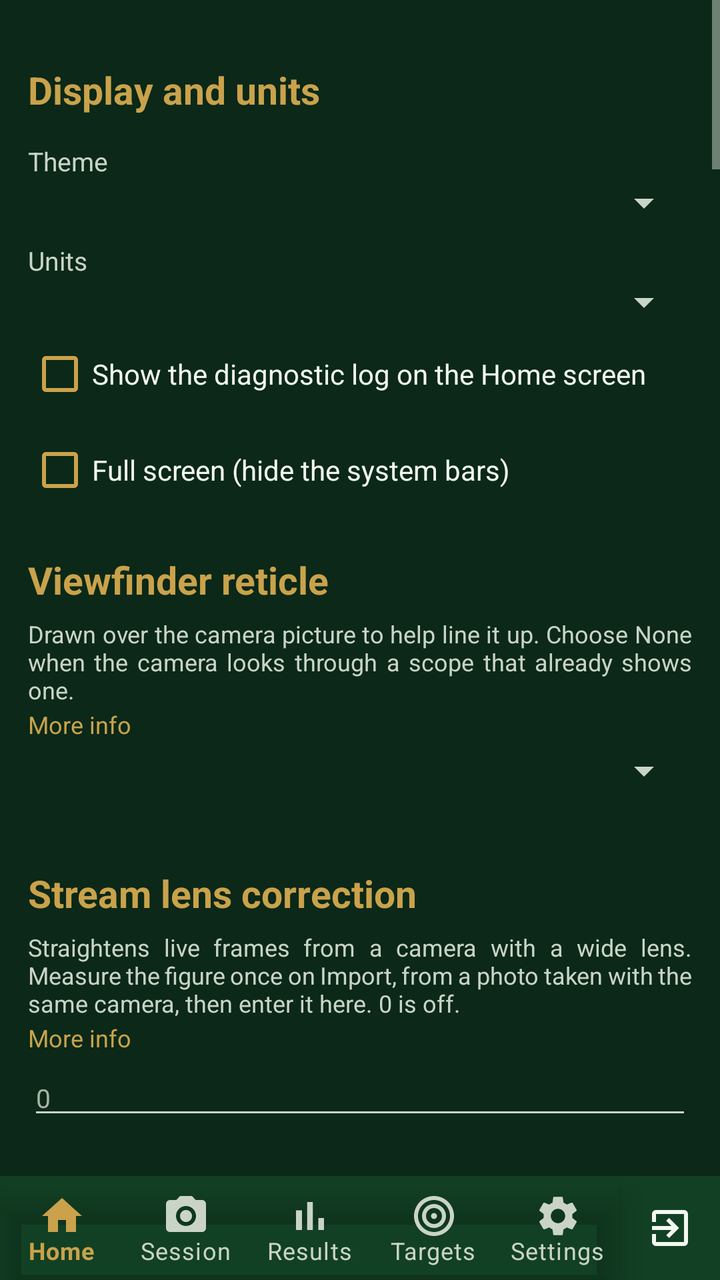
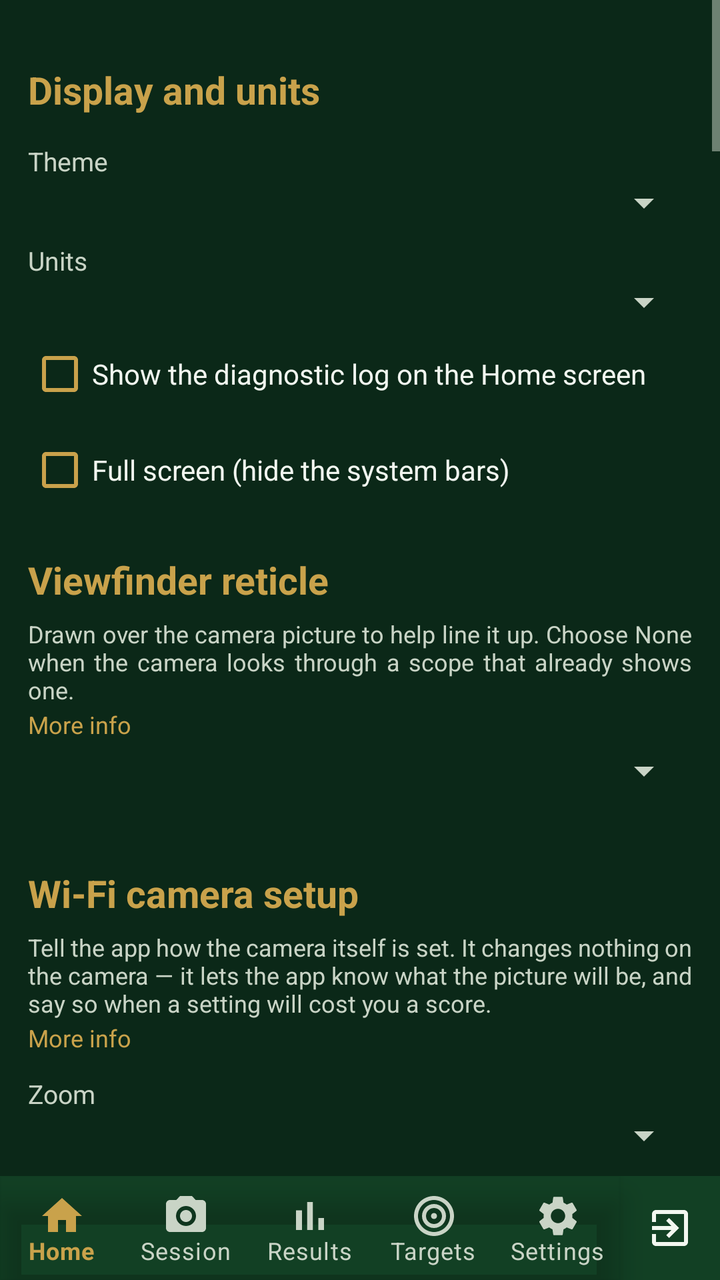

The first picture is an Android layout as it rendered before a commit; the second is the same layout after the commit. The layout source and the unified diff follow.
<!-- AndroidManifest.xml: application theme Theme.STS -->
<!-- res/layout/activity_profile.xml -->
<?xml version="1.0" encoding="utf-8"?>
<LinearLayout xmlns:android="http://schemas.android.com/apk/res/android"
    android:layout_width="match_parent"
    android:layout_height="match_parent"
    android:orientation="vertical">

    <ScrollView
        android:layout_width="match_parent"
        android:layout_height="0dp"
        android:layout_weight="1">

        <LinearLayout
            android:layout_width="match_parent"
            android:layout_height="wrap_content"
            android:orientation="vertical"
            android:padding="14dp">

            
            <TextView style="@style/Sts.SectionHeading" android:text="Display and units" />

            <TextView style="@style/Sts.FieldLabel" android:text="Theme" />
            <Spinner android:id="@+id/spTheme"
                android:layout_width="match_parent" android:layout_height="wrap_content" />

            <TextView style="@style/Sts.FieldLabel" android:text="Units" />
            <Spinner android:id="@+id/spUnits"
                android:layout_width="match_parent" android:layout_height="wrap_content" />

            <CheckBox style="@style/Sts.CheckBox" android:id="@+id/cbShowLog"
                android:layout_width="match_parent" android:layout_height="wrap_content"
                android:text="Show the diagnostic log on the Home screen" />

            <CheckBox style="@style/Sts.CheckBox" android:id="@+id/cbFullScreen"
                android:layout_width="match_parent" android:layout_height="wrap_content"
                android:text="Full screen (hide the system bars)" />

            
            <TextView style="@style/Sts.SectionHeading" android:text="Viewfinder reticle" />

            <TextView
                android:layout_width="match_parent" android:layout_height="wrap_content"
                android:textSize="12sp"
                android:textColor="?android:attr/textColorSecondary"
                android:justificationMode="inter_word"
                android:text="Drawn over the camera picture to help line it up. Choose None when the camera looks through a scope that already shows one." />

            <TextView android:id="@+id/infoReticle"
                android:layout_width="wrap_content" android:layout_height="wrap_content"
                android:textSize="12sp" android:paddingTop="1dp" android:paddingBottom="3dp"
                android:textColor="?attr/colorAccent"
                android:text="More info" />

            <Spinner android:id="@+id/spReticle"
                android:layout_width="match_parent" android:layout_height="wrap_content" />

            <TextView android:id="@+id/tvReticle"
                style="@style/Sts.Value" android:textSize="12sp" android:layout_marginTop="2dp" />

            <TextView style="@style/Sts.SectionHeading" android:text="Stream lens correction" />

            <TextView
                android:layout_width="match_parent" android:layout_height="wrap_content"
                android:textSize="12sp"
                android:textColor="?android:attr/textColorSecondary"
                android:justificationMode="inter_word"
                android:text="Straightens live frames from a camera with a wide lens. Measure the figure once on Import, from a photo taken with the same camera, then enter it here. 0 is off." />

            <TextView android:id="@+id/infoStreamLens"
                android:layout_width="wrap_content" android:layout_height="wrap_content"
                android:textSize="12sp" android:paddingTop="1dp" android:paddingBottom="3dp"
                android:textColor="?attr/colorAccent"
                android:text="More info" />

            <EditText android:id="@+id/etStreamLensK"
                android:layout_width="match_parent" android:layout_height="wrap_content"
                android:textSize="13sp"
                android:inputType="numberDecimal|numberSigned"
                android:hint="0"
                android:autofillHints="" />

            <TextView style="@style/Sts.SectionHeading" android:text="Detection algorithms" />

            <TextView style="@style/Sts.FieldLabel" android:text="Where the scale comes from" />
            <Spinner android:id="@+id/spScaleMode"
                android:layout_width="match_parent" android:layout_height="wrap_content" />

            <TextView
                android:layout_width="match_parent" android:layout_height="wrap_content"
                android:textSize="12sp"
                android:textColor="?android:attr/textColorSecondary"
                android:justificationMode="inter_word"
                android:text="How the app works out millimetres per pixel. Cross-check is safest — it usually catches a wrong target face." />

            <TextView android:id="@+id/infoScale"
                android:layout_width="wrap_content" android:layout_height="wrap_content"
                android:textSize="12sp" android:paddingTop="1dp" android:paddingBottom="3dp"
                android:textColor="?attr/colorAccent"
                android:text="More info" />

            <CheckBox style="@style/Sts.CheckBox" android:id="@+id/cbWedge"
                android:layout_width="match_parent" android:layout_height="wrap_content"
                android:text="Measure ring spacing only along the tilt axis" />

            <TextView
                android:layout_width="match_parent" android:layout_height="wrap_content"
                android:textSize="12sp"
                android:textColor="?android:attr/textColorSecondary"
                android:justificationMode="inter_word"
                android:text="Experimental. May help on cards photographed at an angle, and may make them worse. Leave off unless you are testing it." />

            <TextView android:id="@+id/infoWedge"
                android:layout_width="wrap_content" android:layout_height="wrap_content"
                android:textSize="12sp" android:paddingTop="1dp" android:paddingBottom="3dp"
                android:textColor="?attr/colorAccent"
                android:text="More info" />

            <CheckBox style="@style/Sts.CheckBox" android:id="@+id/cbSourceDetect"
                android:layout_width="match_parent" android:layout_height="wrap_content"
                android:text="Find shots in the photograph itself" />

            <TextView
                android:layout_width="match_parent" android:layout_height="wrap_content"
                android:textSize="12sp"
                android:textColor="?android:attr/textColorSecondary"
                android:justificationMode="inter_word"
                android:text="Leave on. Finds shots in the photograph itself, including inside the black — with it off, centre hits are often missed." />

            <TextView android:id="@+id/infoSource"
                android:layout_width="wrap_content" android:layout_height="wrap_content"
                android:textSize="12sp" android:paddingTop="1dp" android:paddingBottom="3dp"
                android:textColor="?attr/colorAccent"
                android:text="More info" />

            <CheckBox style="@style/Sts.CheckBox" android:id="@+id/cbPuncture"
                android:layout_width="match_parent" android:layout_height="wrap_content"
                android:text="Require a shot to have the profile of a puncture" />

            <TextView
                android:layout_width="match_parent" android:layout_height="wrap_content"
                android:textSize="12sp"
                android:textColor="?android:attr/textColorSecondary"
                android:justificationMode="inter_word"
                android:text="Fewer false hits: rejects printed marks that happen to look like shots." />

            <TextView android:id="@+id/infoPuncture"
                android:layout_width="wrap_content" android:layout_height="wrap_content"
                android:textSize="12sp" android:paddingTop="1dp" android:paddingBottom="3dp"
                android:textColor="?attr/colorAccent"
                android:text="More info" />

            <CheckBox style="@style/Sts.CheckBox" android:id="@+id/cbOutside"
                android:layout_width="match_parent" android:layout_height="wrap_content"
                android:text="Also find shots that missed the rings" />

            <TextView
                android:layout_width="match_parent" android:layout_height="wrap_content"
                android:textSize="12sp"
                android:textColor="?android:attr/textColorSecondary"
                android:justificationMode="inter_word"
                android:text="Shows shots that missed the rings. They score nothing, and printing near the edge of the card may be marked too." />

            <TextView android:id="@+id/infoOutside"
                android:layout_width="wrap_content" android:layout_height="wrap_content"
                android:textSize="12sp" android:paddingTop="1dp" android:paddingBottom="3dp"
                android:textColor="?attr/colorAccent"
                android:text="More info" />

            <CheckBox style="@style/Sts.CheckBox" android:id="@+id/cbFamily"
                android:layout_width="match_parent" android:layout_height="wrap_content"
                android:text="Scale from circles fitted to each printed ring" />

            <TextView
                android:layout_width="match_parent" android:layout_height="wrap_content"
                android:textSize="12sp"
                android:textColor="?android:attr/textColorSecondary"
                android:justificationMode="inter_word"
                android:text="No visible difference on a flat card. May help on cards photographed at an angle." />

            <TextView android:id="@+id/infoFamily"
                android:layout_width="wrap_content" android:layout_height="wrap_content"
                android:textSize="12sp" android:paddingTop="1dp" android:paddingBottom="3dp"
                android:textColor="?attr/colorAccent"
                android:text="More info" />

            
            <TextView style="@style/Sts.SectionHeading" android:text="AI assistance" />

            <TextView
                android:layout_width="match_parent" android:layout_height="wrap_content"
                android:textSize="12sp"
                android:textColor="?android:attr/textColorSecondary"
                android:justificationMode="inter_word"
                android:text="Ask an AI service to check a card. Needs a connection and costs a fraction of a penny each time." />

            <TextView android:id="@+id/infoCloud"
                android:layout_width="wrap_content" android:layout_height="wrap_content"
                android:textSize="12sp" android:paddingTop="1dp" android:paddingBottom="3dp"
                android:textColor="?attr/colorAccent"
                android:text="More info" />

            <TextView
                android:layout_width="match_parent" android:layout_height="wrap_content"
                android:textSize="12sp" android:layout_marginTop="4dp"
                android:textColor="?android:attr/textColorPrimary"
                android:text="On import, score with:" />

            <Spinner android:id="@+id/spEngine"
                android:layout_width="match_parent" android:layout_height="wrap_content" />

            <TextView
                android:layout_width="match_parent" android:layout_height="wrap_content"
                android:textSize="12sp"
                android:textColor="?android:attr/textColorSecondary"
                android:justificationMode="inter_word"
                android:text="Embedded uses the app's own detection. Naming a service hands it the whole card — needs a connection, and positions are less precise." />

            <TextView android:id="@+id/infoEngine"
                android:layout_width="wrap_content" android:layout_height="wrap_content"
                android:textSize="12sp" android:paddingTop="1dp" android:paddingBottom="3dp"
                android:textColor="?attr/colorAccent"
                android:text="More info" />

            <CheckBox style="@style/Sts.CheckBox" android:id="@+id/cbCloud"
                android:layout_width="match_parent" android:layout_height="wrap_content"
                android:text="Enable the second opinion button" />

            <TextView
                android:layout_width="match_parent" android:layout_height="wrap_content"
                android:textSize="12sp" android:layout_marginTop="4dp"
                android:textColor="?android:attr/textColorPrimary"
                android:text="Second opinion asks:" />

            <Spinner android:id="@+id/spOpinion"
                android:layout_width="match_parent" android:layout_height="wrap_content" />

            <CheckBox style="@style/Sts.CheckBox" android:id="@+id/cbCloudOverride"
                android:layout_width="match_parent" android:layout_height="wrap_content"
                android:text="Let the AI answer override the app" />

            <TextView
                android:layout_width="match_parent" android:layout_height="wrap_content"
                android:textSize="12sp"
                android:textColor="?android:attr/textColorSecondary"
                android:justificationMode="inter_word"
                android:text="Applies the AI answer without asking. Useful when the app marks things that are not shots; positions are less precise than the app's." />

            <TextView android:id="@+id/infoOverride"
                android:layout_width="wrap_content" android:layout_height="wrap_content"
                android:textSize="12sp" android:paddingTop="1dp" android:paddingBottom="3dp"
                android:textColor="?attr/colorAccent"
                android:text="More info" />

            <TextView style="@style/Sts.SectionHeading" android:text="Service keys and models" />

            <TextView
                android:layout_width="match_parent" android:layout_height="wrap_content"
                android:textSize="12sp"
                android:textColor="?android:attr/textColorPrimary"
                android:text="Service to set up:" />

            <Spinner android:id="@+id/spProvider"
                android:layout_width="match_parent" android:layout_height="wrap_content" />

            <TextView android:id="@+id/tvModelLabel"
                android:layout_width="match_parent" android:layout_height="wrap_content"
                android:textSize="12sp" android:layout_marginTop="4dp"
                android:textColor="?android:attr/textColorPrimary"
                android:text="Model:" />

            <Spinner android:id="@+id/spCloudModel"
                android:layout_width="match_parent" android:layout_height="wrap_content" />

            <TextView android:id="@+id/tvCloudKeys"
                style="@style/Sts.Value" android:layout_marginTop="2dp" android:textSize="12sp" />

            <TextView android:id="@+id/tvCloudKey"
                style="@style/Sts.Value" android:layout_marginTop="2dp" android:textSize="12sp" />

            <LinearLayout
                android:layout_width="match_parent" android:layout_height="wrap_content"
                android:orientation="horizontal" android:layout_marginTop="4dp">
                <Button android:id="@+id/btnCloudKey"
                    android:layout_width="0dp" android:layout_weight="1"
                    android:layout_height="wrap_content" android:text="Set API key…"
                    style="@style/Sts.ActionButton.Dense" />
                <Button android:id="@+id/btnCloudClear"
                    android:layout_width="0dp" android:layout_weight="1"
                    android:layout_height="wrap_content" android:text="Forget key"
                    style="@style/Sts.ActionButton.Dense" />
            </LinearLayout>


            <TextView
                android:layout_width="match_parent" android:layout_height="wrap_content"
                android:textSize="12sp"
                android:textColor="?android:attr/textColorSecondary"
                android:justificationMode="inter_word"
                android:text="Each service needs its own key, from its own console. Not the password you sign in to the chat service with. Kept encrypted on this device." />

            <TextView android:id="@+id/infoKey"
                android:layout_width="wrap_content" android:layout_height="wrap_content"
                android:textSize="12sp" android:paddingTop="1dp" android:paddingBottom="3dp"
                android:textColor="?attr/colorAccent"
                android:text="More info" />

            
            <TextView style="@style/Sts.SectionHeading" android:text="Profile sets" />

            <Spinner android:id="@+id/spSets"
                android:layout_width="match_parent" android:layout_height="wrap_content" />

            <LinearLayout
                android:layout_width="match_parent" android:layout_height="wrap_content"
                android:orientation="horizontal" android:layout_marginTop="6dp">
                <Button android:id="@+id/btnApplySet"
                    style="@style/Sts.GridButton"
                    android:text="Apply" />
                <Button android:id="@+id/btnSaveSet"
                    style="@style/Sts.GridButton"
                    android:text="Save as…" />
                <Button android:id="@+id/btnDeleteSet"
                    style="@style/Sts.GridButton"
                    android:text="Delete" />
            </LinearLayout>

            
            <TextView style="@style/Sts.SectionHeading" android:text="Firearm" />
            <Button android:id="@+id/btnRifleCatalog"
                android:layout_width="match_parent" android:layout_height="wrap_content"
                style="@style/Sts.ActionButton"
                android:text="Pick from the catalogue…" />

            <TextView style="@style/Sts.FieldLabel" android:text="Name" />
            <EditText android:id="@+id/etRifleName" android:layout_width="match_parent"
                android:layout_height="wrap_content" android:inputType="text" android:autofillHints="" />

            <TextView style="@style/Sts.FieldLabel" android:text="Type" />
            <Spinner android:id="@+id/spFirearmType"
                android:layout_width="match_parent" android:layout_height="wrap_content" />

            <TextView style="@style/Sts.FieldLabel" android:text="Chambering" />
            <EditText android:id="@+id/etCaliber" android:layout_width="match_parent"
                android:layout_height="wrap_content" android:inputType="text" android:autofillHints="" />

            <TextView style="@style/Sts.FieldLabel" android:text="Barrel length (in)" />
            <EditText android:id="@+id/etBarrel" android:layout_width="match_parent"
                android:layout_height="wrap_content" android:inputType="numberDecimal" android:autofillHints="" />

            <TextView style="@style/Sts.FieldLabel" android:text="Twist rate (1 turn in … in)" />
            <EditText android:id="@+id/etTwist" android:layout_width="match_parent"
                android:layout_height="wrap_content" android:inputType="numberDecimal" android:autofillHints="" />

            <TextView style="@style/Sts.FieldLabel" android:text="Sight height above bore (in)" />
            <EditText android:id="@+id/etSightHeight" android:layout_width="match_parent"
                android:layout_height="wrap_content" android:inputType="numberDecimal" android:autofillHints="" />

            <TextView style="@style/Sts.FieldLabel" android:text="Zero distance (m)" />
            <EditText android:id="@+id/etZero" android:layout_width="match_parent"
                android:layout_height="wrap_content" android:inputType="numberDecimal" android:autofillHints="" />

            
            <TextView style="@style/Sts.SectionHeading" android:text="Load" />
            <Button android:id="@+id/btnAmmoCatalog"
                android:layout_width="match_parent" android:layout_height="wrap_content"
                style="@style/Sts.ActionButton"
                android:text="Pick from the catalogue…" />

            <TextView style="@style/Sts.FieldLabel" android:text="Name" />
            <EditText android:id="@+id/etBulletName" android:layout_width="match_parent"
                android:layout_height="wrap_content" android:inputType="text" android:autofillHints="" />

            <TextView style="@style/Sts.FieldLabel" android:text="Projectile diameter (in)" />
            <EditText android:id="@+id/etDiameter" android:layout_width="match_parent"
                android:layout_height="wrap_content" android:inputType="numberDecimal" android:autofillHints="" />

            <TextView style="@style/Sts.FieldLabel" android:text="Weight (gr)" />
            <EditText android:id="@+id/etWeight" android:layout_width="match_parent"
                android:layout_height="wrap_content" android:inputType="numberDecimal" android:autofillHints="" />

            <TextView style="@style/Sts.FieldLabel" android:text="Muzzle velocity (fps)" />
            <EditText android:id="@+id/etMv" android:layout_width="match_parent"
                android:layout_height="wrap_content" android:inputType="numberDecimal" android:autofillHints="" />

            <TextView style="@style/Sts.FieldLabel" android:text="Ballistic coefficient (G1)" />
            <EditText android:id="@+id/etBc" android:layout_width="match_parent"
                android:layout_height="wrap_content" android:inputType="numberDecimal" android:autofillHints="" />

            <TextView android:id="@+id/tvPowerFactor" style="@style/Sts.Value"
                android:layout_marginTop="6dp" android:textSize="12sp" />

            
            <TextView style="@style/Sts.SectionHeading" android:text="Sight" />
            <Button android:id="@+id/btnScopeCatalog"
                android:layout_width="match_parent" android:layout_height="wrap_content"
                style="@style/Sts.ActionButton"
                android:text="Pick from the catalogue…" />

            <TextView style="@style/Sts.FieldLabel" android:text="Name" />
            <EditText android:id="@+id/etScopeName" android:layout_width="match_parent"
                android:layout_height="wrap_content" android:inputType="text" android:autofillHints="" />

            <TextView style="@style/Sts.FieldLabel" android:text="Sight type" />
            <Spinner android:id="@+id/spSightType"
                android:layout_width="match_parent" android:layout_height="wrap_content" />

            <TextView style="@style/Sts.FieldLabel" android:text="Click unit" />
            <Spinner android:id="@+id/spClickUnit"
                android:layout_width="match_parent" android:layout_height="wrap_content" />

            <TextView android:id="@+id/lblClickMm" style="@style/Sts.FieldLabel"
                android:text="Click movement (mm) at the reference distance" />
            <EditText android:id="@+id/etClickMm" android:layout_width="match_parent"
                android:layout_height="wrap_content" android:inputType="numberDecimal" android:autofillHints="" />

            <TextView android:id="@+id/lblClickRef" style="@style/Sts.FieldLabel"
                android:text="Reference distance (m)" />
            <EditText android:id="@+id/etClickRef" android:layout_width="match_parent"
                android:layout_height="wrap_content" android:inputType="numberDecimal" android:autofillHints="" />

            <TextView style="@style/Sts.FieldLabel" android:text="Sight radius (mm, iron sights only; 0 = unknown)" />
            <EditText android:id="@+id/etSightRadius" android:layout_width="match_parent"
                android:layout_height="wrap_content" android:inputType="numberDecimal" android:autofillHints="" />

            <TextView style="@style/Sts.FieldLabel" android:text="Elevation travel (MOA)" />
            <EditText android:id="@+id/etElevTravel" android:layout_width="match_parent"
                android:layout_height="wrap_content" android:inputType="numberDecimal" android:autofillHints="" />

            <TextView style="@style/Sts.FieldLabel" android:text="Windage travel (MOA)" />
            <EditText android:id="@+id/etWindTravel" android:layout_width="match_parent"
                android:layout_height="wrap_content" android:inputType="numberDecimal" android:autofillHints="" />

            <CheckBox style="@style/Sts.CheckBox" android:id="@+id/cbInvertElev"
                android:layout_width="match_parent" android:layout_height="wrap_content"
                android:text="Elevation drum is marked the opposite way round" />
            <CheckBox style="@style/Sts.CheckBox" android:id="@+id/cbInvertWind"
                android:layout_width="match_parent" android:layout_height="wrap_content"
                android:text="Windage drum is marked the opposite way round" />

            <TextView android:id="@+id/tvClickSummary" style="@style/Sts.Value"
                android:layout_marginTop="8dp" android:textSize="12sp" />

            <Button android:id="@+id/btnSave"
                android:layout_width="match_parent" android:layout_height="wrap_content"
                android:layout_marginTop="16dp"
                android:text="Save the active profiles"
                style="@style/Sts.ActionButton" />

            
            <TextView style="@style/Sts.SectionHeading" android:text="Elsewhere" />
            <Button android:id="@+id/btnRules"
                android:layout_width="match_parent" android:layout_height="wrap_content"
                style="@style/Sts.ActionButton"
                android:text="Competition rules…" />
            <Button android:id="@+id/btnLog"
                android:layout_width="match_parent" android:layout_height="wrap_content"
                style="@style/Sts.ActionButton"
                android:text="Diagnostic log…" />
            <Button android:id="@+id/btnBackup"
                android:layout_width="match_parent" android:layout_height="wrap_content"
                style="@style/Sts.ActionButton"
                android:text="Export a backup of everything" />
            <Button android:id="@+id/btnRestore"
                android:layout_width="match_parent" android:layout_height="wrap_content"
                style="@style/Sts.ActionButton"
                android:text="Restore from a backup" />
            <Button android:id="@+id/btnReset"
                android:layout_width="match_parent" android:layout_height="wrap_content"
                style="@style/Sts.ActionButton"
                android:text="Reset the active profiles to defaults" />

        </LinearLayout>
    </ScrollView>

    <include layout="@layout/include_bottom_nav" />

</LinearLayout>
<!-- res/layout/include_bottom_nav.xml (included above) -->
<?xml version="1.0" encoding="utf-8"?>
<LinearLayout xmlns:android="http://schemas.android.com/apk/res/android"
    xmlns:app="http://schemas.android.com/apk/res-auto"
    android:layout_width="match_parent"
    android:layout_height="52dp"
    android:orientation="horizontal"
    android:background="?attr/colorSurface">

    <com.google.android.material.bottomnavigation.BottomNavigationView
        android:id="@+id/bottomNav"
        android:layout_width="0dp"
        android:layout_weight="1"
        android:layout_height="match_parent"
        android:background="@android:color/transparent"
        app:itemIconTint="@color/bottom_nav_item"
        app:itemTextColor="@color/bottom_nav_item"
        app:labelVisibilityMode="labeled"
        app:menu="@menu/bottom_nav_menu" />

    <LinearLayout
        android:id="@+id/btnExit"
        android:layout_width="50dp"
        android:layout_height="match_parent"
        android:orientation="vertical"
        android:gravity="center"
        android:background="?attr/selectableItemBackgroundBorderless"
        android:contentDescription="@string/nav_exit">

        
        <ImageView
            android:layout_width="24dp"
            android:layout_height="24dp"
            android:src="@drawable/ic_nav_exit"
            app:tint="?android:attr/textColorPrimary"
            android:importantForAccessibility="no" />
    </LinearLayout>
</LinearLayout>
<!-- resources referenced by this layout -->
<resources>
  <!-- drawable ic_nav_exit (drawable) -->
  <vector xmlns:android="http://schemas.android.com/apk/res/android"
      android:width="24dp" android:height="24dp"
      android:viewportWidth="24" android:viewportHeight="24">
      <path android:fillColor="@android:color/white" android:pathData="M10.09,15.59L11.5,17l5,-5 -5,-5 -1.41,1.41L12.67,11H3v2h9.67l-2.58,2.59zM19,3H5c-1.11,0 -2,0.9 -2,2v4h2V5h14v14H5v-4H3v4c0,1.1 0.89,2 2,2h14c1.1,0 2,-0.9 2,-2V5c0,-1.1 -0.9,-2 -2,-2z" />
  </vector>
  <string name="nav_exit">Exit</string>
  <style name="Sts.ActionButton" parent="Widget.AppCompat.Button">
          <item name="android:textAllCaps">false</item>
          <item name="android:textSize">14sp</item>
          <item name="android:minHeight">44dp</item>
          <item name="android:paddingLeft">10dp</item>
          <item name="android:paddingRight">10dp</item>
          <item name="android:layout_marginStart">2dp</item>
          <item name="android:layout_marginEnd">2dp</item>
      </style>
  <style name="Sts.ActionButton.Dense" parent="Sts.ActionButton">
          <item name="android:minHeight">34dp</item>
          <item name="android:paddingTop">0dp</item>
          <item name="android:paddingBottom">0dp</item>
          <item name="android:textSize">13sp</item>
          <item name="android:layout_marginTop">0dp</item>
          <item name="android:layout_marginBottom">0dp</item>
      </style>
  <style name="Sts.CheckBox" parent="Widget.AppCompat.CompoundButton.CheckBox">
          <item name="android:textColor">?android:attr/textColorPrimary</item>
          <item name="android:textSize">14sp</item>
          <item name="android:buttonTint">?attr/colorAccent</item>
      </style>
  <style name="Sts.FieldLabel" parent="">
          <item name="android:layout_width">match_parent</item>
          <item name="android:layout_height">wrap_content</item>
          <item name="android:textSize">13sp</item>
          <item name="android:layout_marginTop">8dp</item>
          <item name="android:textColor">?android:attr/textColorSecondary</item>
      </style>
  <style name="Sts.GridButton" parent="Widget.AppCompat.Button">
          <item name="android:layout_width">0dp</item>
          <item name="android:layout_weight">1</item>
          <item name="android:layout_height">52dp</item>
          <item name="android:textAllCaps">false</item>
          <item name="android:textSize">14sp</item>
          <item name="android:paddingLeft">4dp</item>
          <item name="android:paddingRight">4dp</item>
          <item name="android:layout_marginStart">2dp</item>
          <item name="android:layout_marginEnd">2dp</item>
          <item name="android:maxLines">1</item>
          <item name="android:ellipsize">end</item>
      </style>
  <style name="Sts.SectionHeading" parent="">
          <item name="android:layout_width">match_parent</item>
          <item name="android:layout_height">wrap_content</item>
          
          <item name="android:textSize">19sp</item>
          <item name="android:textStyle">bold</item>
          <item name="android:layout_marginTop">18dp</item>
          <item name="android:layout_marginBottom">6dp</item>
          <item name="android:textColor">?attr/colorAccent</item>
      </style>
  <style name="Sts.Value" parent="">
          <item name="android:layout_width">match_parent</item>
          <item name="android:layout_height">wrap_content</item>
          <item name="android:textSize">14sp</item>
      </style>
  <style name="Theme.STS" parent="Theme.STS.Dark" />
  <style name="Theme.STS.Base" parent="Theme.MaterialComponents.NoActionBar">
          <item name="android:statusBarColor">@color/dark_bg</item>
      </style>
  <color name="dark_bg">#0B2818</color>
  <color name="dark_surface">#124024</color>
  <color name="dark_accent">#C9A24B</color>
  <color name="dark_on_accent">#141008</color>
  <color name="dark_text">#F2F7F0</color>
  <color name="dark_text_dim">#C9D4C6</color>
  <!-- unchanged entries left out for length: 1 -->
</resources>

<!-- the commit's change to res/layout/activity_profile.xml (unified diff, before → after) -->
@@ -55,6 +55,53 @@
 
             <TextView android:id="@+id/tvReticle"
                 style="@style/Sts.Value" android:textSize="12sp" android:layout_marginTop="2dp" />
+
+            <TextView style="@style/Sts.SectionHeading" android:text="Wi-Fi camera setup" />
+
+            <TextView
+                android:layout_width="match_parent" android:layout_height="wrap_content"
+                android:textSize="12sp"
+                android:textColor="?android:attr/textColorSecondary"
+                android:justificationMode="inter_word"
+                android:text="Tell the app how the camera itself is set. It changes nothing on the camera — it lets the app know what the picture will be, and say so when a setting will cost you a score." />
+
+            <TextView android:id="@+id/infoCamera"
+                android:layout_width="wrap_content" android:layout_height="wrap_content"
+                android:textSize="12sp" android:paddingTop="1dp" android:paddingBottom="3dp"
+                android:textColor="?attr/colorAccent"
+                android:text="More info" />
+
+            <TextView style="@style/Sts.FieldLabel" android:text="Zoom" />
+            <Spinner android:id="@+id/spCamZoom"
+                android:layout_width="match_parent" android:layout_height="wrap_content" />
+
+            <TextView style="@style/Sts.FieldLabel" android:text="Video size" />
+            <Spinner android:id="@+id/spCamVideo"
+                android:layout_width="match_parent" android:layout_height="wrap_content" />
+
+            <TextView style="@style/Sts.FieldLabel" android:text="White balance" />
+            <Spinner android:id="@+id/spCamWb"
+                android:layout_width="match_parent" android:layout_height="wrap_content" />
+
+            <TextView style="@style/Sts.FieldLabel" android:text="Exposure compensation (EV)" />
+            <Spinner android:id="@+id/spCamEv"
+                android:layout_width="match_parent" android:layout_height="wrap_content" />
+
+            <TextView style="@style/Sts.FieldLabel" android:text="Mains frequency" />
+            <Spinner android:id="@+id/spCamMains"
+                android:layout_width="match_parent" android:layout_height="wrap_content" />
+
+            <CheckBox style="@style/Sts.CheckBox" android:id="@+id/cbCamRedDot"
+                android:layout_width="match_parent" android:layout_height="wrap_content"
+                android:text="Red dot is switched on" />
+
+            <CheckBox style="@style/Sts.CheckBox" android:id="@+id/cbCamStab"
+                android:layout_width="match_parent" android:layout_height="wrap_content"
+                android:text="Image stabilisation is switched on" />
+
+            <TextView android:id="@+id/tvCameraAdvice"
+                style="@style/Sts.Value" android:textSize="12sp" android:layout_marginTop="4dp"
+                android:justificationMode="inter_word" />
 
             <TextView style="@style/Sts.SectionHeading" android:text="Stream lens correction" />
 
